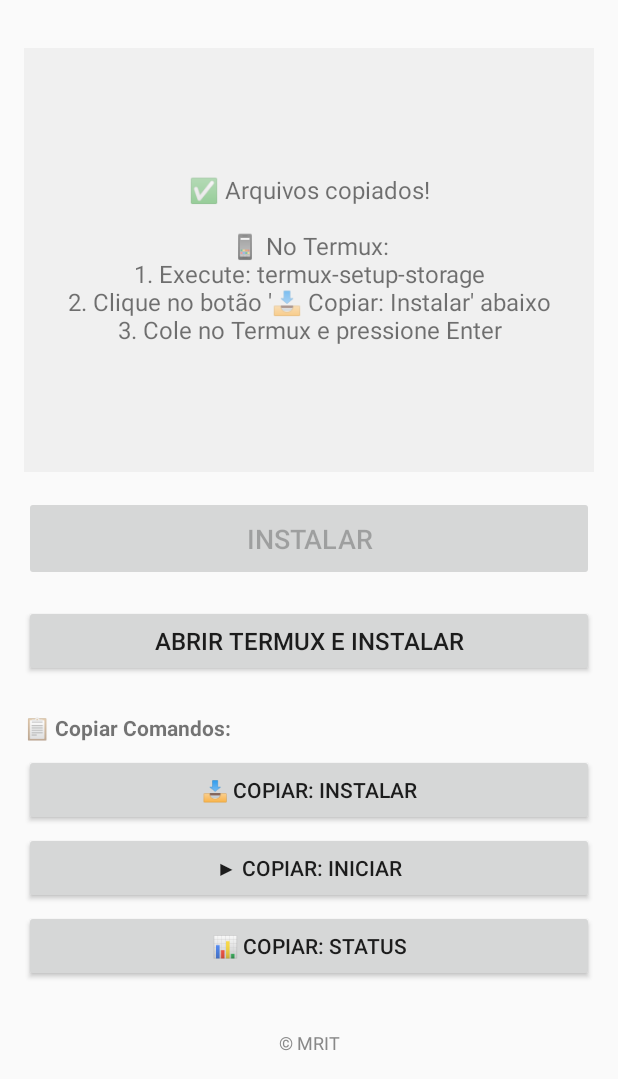
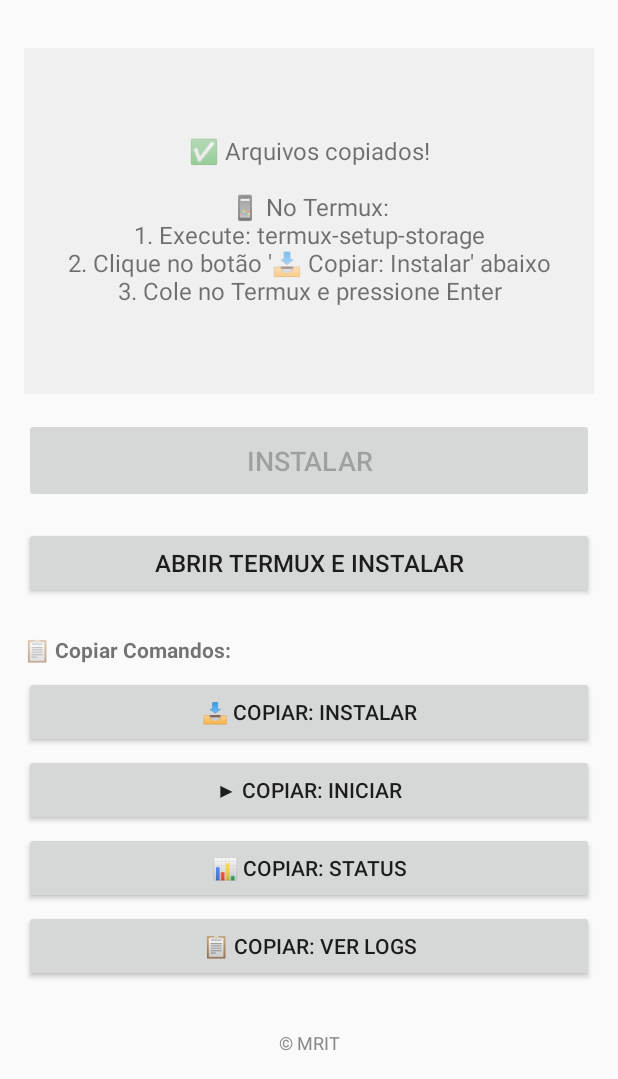
Before and after one commit to MRITSoftware/servidorzinho, an Android app: the screen it shows after launch (MainActivity), after a tap on "ABRIR TERMUX E INSTALAR", on a phone screen of 412 x 824 dp, the part 157-1236 px from its top. Run offline under Robolectric (Android 15) with nearby library versions, the phone set to English and light mode, and no system bars; network calls fail; 1 other tap on this screen came first.

Commit message:
Major: Complete rewrite of installation - more robust and user-friendly

```diff
--- a/android/app/src/main/java/com/servidorzinho/installer/MainActivity.java
+++ b/android/app/src/main/java/com/servidorzinho/installer/MainActivity.java
@@ -27,6 +27,7 @@ public class MainActivity extends AppCompatActivity {
     private Button copyInstallButton;
     private Button copyStartButton;
     private Button copyStatusButton;
+    private Button copyLogsButton;
     private Handler handler;
     private ClipboardManager clipboard;
 
@@ -42,6 +43,7 @@ public class MainActivity extends AppCompatActivity {
         copyInstallButton = findViewById(R.id.copyInstallButton);
         copyStartButton = findViewById(R.id.copyStartButton);
         copyStatusButton = findViewById(R.id.copyStatusButton);
+        copyLogsButton = findViewById(R.id.copyLogsButton);
         clipboard = (ClipboardManager) getSystemService(Context.CLIPBOARD_SERVICE);
 
         installButton.setOnClickListener(v -> {
@@ -259,38 +261,43 @@ public class MainActivity extends AppCompatActivity {
         File scriptFile = new File(sourceDir, "copy_to_termux.sh");
         String scriptContent =
             "#!/bin/bash\n" +
-            "echo '=== MRIT Server Local - Instalação ==='\n" +
+            "set -e\n" +
+            "clear\n" +
+            "echo '╔══════════════════════════════════════╗'\n" +
+            "echo '║   MRIT Server Local - Instalação    ║'\n" +
+            "echo '╚══════════════════════════════════════╝'\n" +
             "echo ''\n" +
-            "echo '1. Copiando arquivos...'\n" +
+            "echo '📦 Passo 1/3: Copiando arquivos...'\n" +
             "mkdir -p ~/servidorzinho\n" +
-            "# Usa diretório atual onde o script está\n" +
             "SOURCE_DIR=\"$(cd \"$(dirname \"$0\")\" && pwd)\"\n" +
-            "cp -r \"$SOURCE_DIR\"/* ~/servidorzinho/ 2>/dev/null\n" +
-            "# Remove o próprio script da cópia\n" +
-            "rm ~/servidorzinho/copy_to_termux.sh 2>/dev/null\n" +
-            "chmod +x ~/servidorzinho/*.sh 2>/dev/null\n" +
+            "cp -r \"$SOURCE_DIR\"/* ~/servidorzinho/ 2>/dev/null || true\n" +
+            "rm ~/servidorzinho/copy_to_termux.sh 2>/dev/null || true\n" +
+            "chmod +x ~/servidorzinho/*.sh 2>/dev/null || true\n" +
             "echo '✅ Arquivos copiados!'\n" +
             "echo ''\n" +
             "cd ~/servidorzinho\n" +
             "if [ ! -f .installed ]; then\n" +
-            "    echo '2. Instalando dependências...'\n" +
+            "    echo '📦 Passo 2/3: Instalando dependências...'\n" +
+            "    echo '⏳ Isso pode demorar 10-15 minutos'\n" +
+            "    echo '⏳ Por favor, aguarde...'\n" +
+            "    echo ''\n" +
             "    bash INSTALAR_AUTO.sh\n" +
-            "    touch .installed\n" +
-            "    echo '✅ Dependências instaladas!'\n" +
             "    echo ''\n" +
-            "    echo '3. Iniciando servidor...'\n" +
-            "    bash iniciar_auto.sh &\n" +
-            "    echo '✅ Servidor iniciado!'\n" +
-            "    echo ''\n" +
-            "    echo 'Servidor rodando na porta 8080'\n" +
+            "    echo '📦 Passo 3/3: Iniciando servidor...'\n" +
+            "    bash iniciar_auto.sh\n" +
             "else\n" +
-            "    echo '2. Servidor já instalado. Iniciando...'\n" +
-            "    bash iniciar_auto.sh &\n" +
-            "    echo '✅ Servidor iniciado!'\n" +
+            "    echo '📦 Passo 2/3: Servidor já instalado'\n" +
+            "    echo '📦 Passo 3/3: Iniciando servidor...'\n" +
+            "    bash iniciar_auto.sh\n" +
             "fi\n" +
             "echo ''\n" +
-            "echo 'Para verificar: ps aux | grep servidor_auto'\n" +
-            "echo 'Para ver logs: tail -f ~/servidorzinho/servidor.log'\n";
+            "echo '✅ Instalação completa!'\n" +
+            "echo ''\n" +
+            "echo '📌 Comandos úteis:'\n" +
+            "echo '   start   -> Inicia servidor'\n" +
+            "echo '   status  -> Verifica se está rodando'\n" +
+            "echo '   logs    -> Mostra logs'\n" +
+            "echo '   stop    -> Para servidor'\n";
 
         FileOutputStream fos = new FileOutputStream(scriptFile);
         fos.write(scriptContent.getBytes());
--- a/android/app/src/main/res/layout/activity_main.xml
+++ b/android/app/src/main/res/layout/activity_main.xml
@@ -78,6 +78,15 @@
         android:text="📊 Copiar: Status"
         android:textSize="14sp"
         android:padding="10dp"
+        android:layout_marginBottom="4dp" />
+
+    <Button
+        android:id="@+id/copyLogsButton"
+        android:layout_width="match_parent"
+        android:layout_height="wrap_content"
+        android:text="📋 Copiar: Ver Logs"
+        android:textSize="14sp"
+        android:padding="10dp"
         android:layout_marginBottom="16dp" />
 
     <TextView
```
Also changed, not shown: 2 other files.
